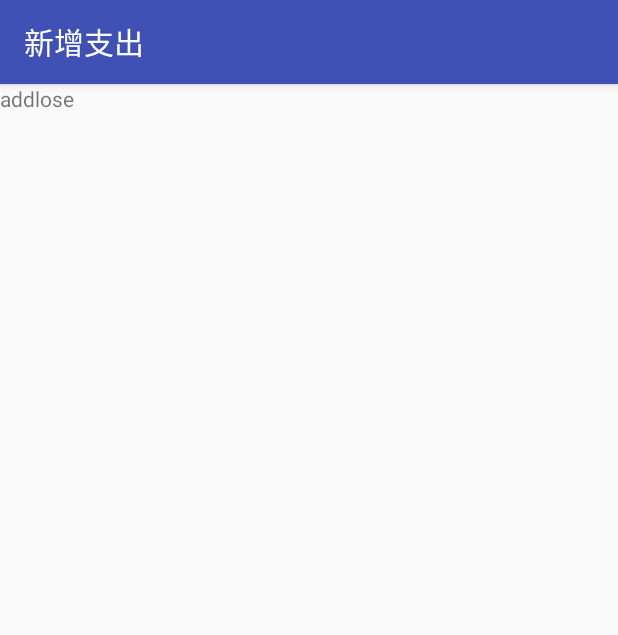
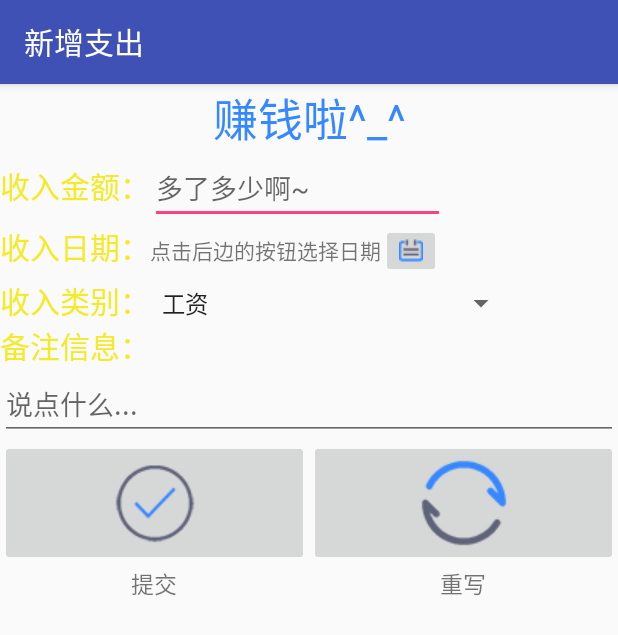
Before and after one commit to FangWolf/MoneyManger, an Android app: the Addlose screen opened directly, with no data from a screen before it, on a phone screen of 412 x 824 dp. Shown: the top 635 px of the screen. Run offline under Robolectric (Android 15) with nearby library versions, the phone set to English and light mode, and no system bars.

```diff
--- a/app/src/main/java/com/example/siyu2/moneymanger/Addlose.java
+++ b/app/src/main/java/com/example/siyu2/moneymanger/Addlose.java
@@ -1,13 +1,108 @@
 package com.example.siyu2.moneymanger;
 
+import android.app.DatePickerDialog;
+import android.app.Dialog;
 import android.support.v7.app.AppCompatActivity;
 import android.os.Bundle;
+import android.view.View;
+import android.widget.ArrayAdapter;
+import android.widget.DatePicker;
+import android.widget.EditText;
+import android.widget.ImageButton;
+import android.widget.Spinner;
+import android.widget.TextView;
+import android.widget.Toast;
 
-public class Addlose extends AppCompatActivity {
+import java.util.ArrayList;
+import java.util.Calendar;
+import java.util.List;
+
+public class Addlose extends AppCompatActivity {int mYear, mMonth, mDay;
+    ImageButton btndatechoose;
+    TextView txtDate;
+    final int DATE_DIALOG = 1;
+
+    private Spinner txtType;
+    private List<String> data_list;
+    private ArrayAdapter<String> arr_adapter;
+
+    EditText txtMoney;
+    EditText txtFlag;
 
     @Override
     protected void onCreate(Bundle savedInstanceState) {
         super.onCreate(savedInstanceState);
-        setContentView(R.layout.activity_addlose);
+        setContentView(R.layout.activity_addget);
+        txtMoney = (EditText) findViewById(R.id.txtMoney);
+        txtFlag = (EditText) findViewById(R.id.txtFlag);
+        txtType = (Spinner) findViewById(R.id.txtType);
+        ImageButton btnsend = (ImageButton) findViewById(R.id.btnSend);
+        ImageButton btnrewrite = (ImageButton) findViewById(R.id.btnRewrite);
+        btndatechoose = (ImageButton) findViewById(R.id.btnDatechoose);
+        txtDate = (TextView) findViewById(R.id.txtDate);
+
+        btnsend.setOnClickListener(new View.OnClickListener() {
+            @Override
+            public void onClick(View view) {
+                Toast.makeText(Addlose.this,"添加成功",Toast.LENGTH_SHORT).show();
+            }
+        });
+
+        btnrewrite.setOnClickListener(new View.OnClickListener() {
+            @Override
+            public void onClick(View view) {
+                txtMoney.setText("");
+                txtMoney.setHint("少了多少呢~");
+                txtDate.setText("点击后边的按钮选择日期");
+                txtFlag.setText("");
+                txtType.setSelection(0);
+                Toast.makeText(Addlose.this,"想清楚了再写",Toast.LENGTH_SHORT).show();
+            }
+        });
+
+        btndatechoose.setOnClickListener(new View.OnClickListener() {
+            @Override
+            public void onClick(View v) {
+                showDialog(DATE_DIALOG);
+            }
+        });
+        final Calendar ca = Calendar.getInstance();
+        mYear = ca.get(Calendar.YEAR);
+        mMonth = ca.get(Calendar.MONTH);
+        mDay = ca.get(Calendar.DAY_OF_MONTH);
+
+        txtType = (Spinner) findViewById(R.id.txtType);
+        data_list = new ArrayList<String>();
+        data_list.add("工资");
+        data_list.add("奖金");
+        data_list.add("兼职");
+        data_list.add("其他");
+        arr_adapter= new ArrayAdapter<String>(this, android.R.layout.simple_spinner_item, data_list);
+        arr_adapter.setDropDownViewResource(android.R.layout.simple_spinner_dropdown_item);
+        txtType.setAdapter(arr_adapter);
     }
+
+    @Override
+    protected Dialog onCreateDialog(int id) {
+        switch (id) {
+            case DATE_DIALOG:
+                return new DatePickerDialog(this, mdateListener, mYear, mMonth, mDay);
+        }
+        return null;
+    }
+
+    public void display() {
+        txtDate.setText(new StringBuffer().append(mYear).append("年").append(mMonth).append("月").append(mDay+ 1).append("日"));
+    }
+
+    private DatePickerDialog.OnDateSetListener mdateListener = new DatePickerDialog.OnDateSetListener() {
+
+        @Override
+        public void onDateSet(DatePicker view, int year, int monthOfYear, int dayOfMonth) {
+            mYear = year;
+            mMonth = monthOfYear;
+            mDay = dayOfMonth;
+            display();
+        }
+    };
 }
```
Also changed, not shown: app/src/main/java/com/example/siyu2/moneymanger/Addget.java (+9 -9 lines), app/src/main/res/layout/activity_addlose.xml (+130 -6 lines).
